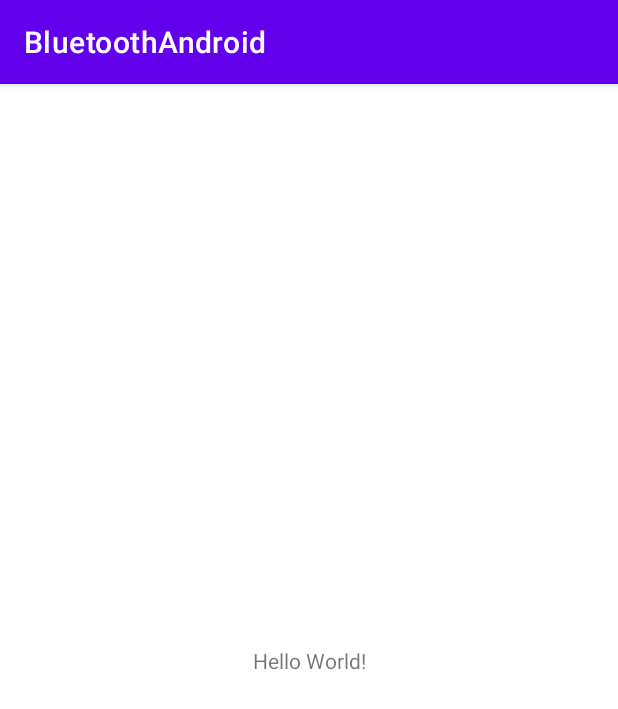
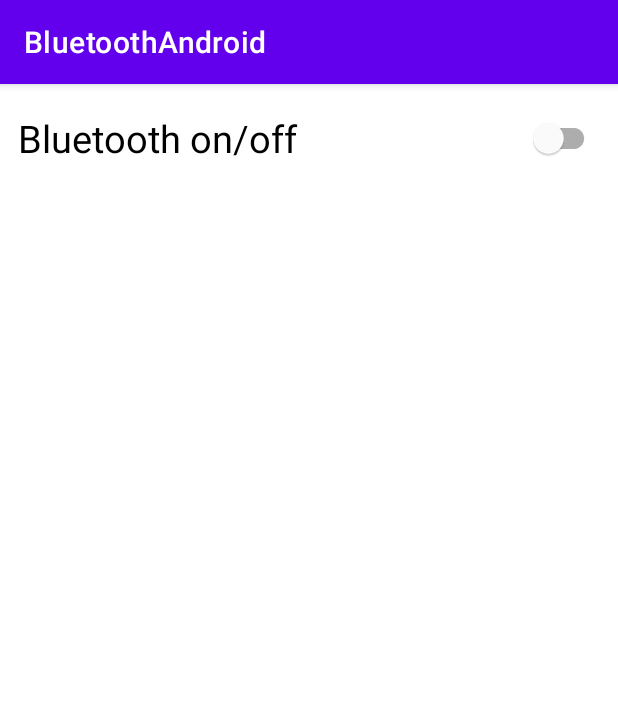
Before and after one commit to Antonov67/BluetoothAndroid, an Android app: the screen it shows after launch (MainActivity), on a phone screen of 412 x 824 dp. Shown: the top 709 px of the screen. Run offline under Robolectric (Android 15) with nearby library versions, the phone set to English and light mode, and no system bars.

Commit message:
design 1

```diff
--- a/app/src/main/AndroidManifest.xml
+++ b/app/src/main/AndroidManifest.xml
@@ -2,6 +2,9 @@
 <manifest xmlns:android="http://schemas.android.com/apk/res/android"
     xmlns:tools="http://schemas.android.com/tools"
     package="com.example.bluetoothandroid">
+
+    <uses-permission android:name="android.permission.BLUETOOTH"/>
+    <uses-permission android:name="android.permission.BLUETOOTH_ADMIN"/>
 
     <application
         android:allowBackup="true"
--- a/app/src/main/res/layout/activity_main.xml
+++ b/app/src/main/res/layout/activity_main.xml
@@ -1,18 +1,39 @@
 <?xml version="1.0" encoding="utf-8"?>
-<androidx.constraintlayout.widget.ConstraintLayout xmlns:android="http://schemas.android.com/apk/res/android"
+<LinearLayout xmlns:android="http://schemas.android.com/apk/res/android"
     xmlns:app="http://schemas.android.com/apk/res-auto"
     xmlns:tools="http://schemas.android.com/tools"
     android:layout_width="match_parent"
     android:layout_height="match_parent"
+    android:orientation="vertical"
+    android:padding="12dp"
     tools:context=".MainActivity">
 
-    <TextView
-        android:layout_width="wrap_content"
+    <com.google.android.material.switchmaterial.SwitchMaterial
+        android:id="@+id/btSwitch"
+        android:layout_width="match_parent"
         android:layout_height="wrap_content"
-        android:text="Hello World!"
-        app:layout_constraintBottom_toBottomOf="parent"
-        app:layout_constraintEnd_toEndOf="parent"
-        app:layout_constraintStart_toStartOf="parent"
-        app:layout_constraintTop_toTopOf="parent" />
+        android:minHeight="48dp"
+        android:text="@string/switch_text"
+        android:textSize="25sp" />
 
-</androidx.constraintlayout.widget.ConstraintLayout>
+    <FrameLayout
+        android:id="@+id/messageFrame"
+        android:layout_width="match_parent"
+        android:layout_height="match_parent"
+        android:visibility="gone">
+
+        <TextView
+            android:id="@+id/statusMessage"
+            android:layout_width="wrap_content"
+            android:layout_height="wrap_content"
+            android:layout_gravity="center"
+            android:textSize="25sp"
+            android:text="@string/bluetooth_off" />
+    </FrameLayout>
+
+    <LinearLayout
+        android:layout_width="match_parent"
+        android:layout_height="match_parent"
+        android:orientation="vertical"></LinearLayout>
+
+</LinearLayout>
--- a/app/src/main/res/values/strings.xml
+++ b/app/src/main/res/values/strings.xml
@@ -1,3 +1,5 @@
 <resources>
     <string name="app_name">BluetoothAndroid</string>
+    <string name="bluetooth_off">Bluetooth off</string>
+    <string name="switch_text">Bluetooth on/off</string>
 </resources>
```
